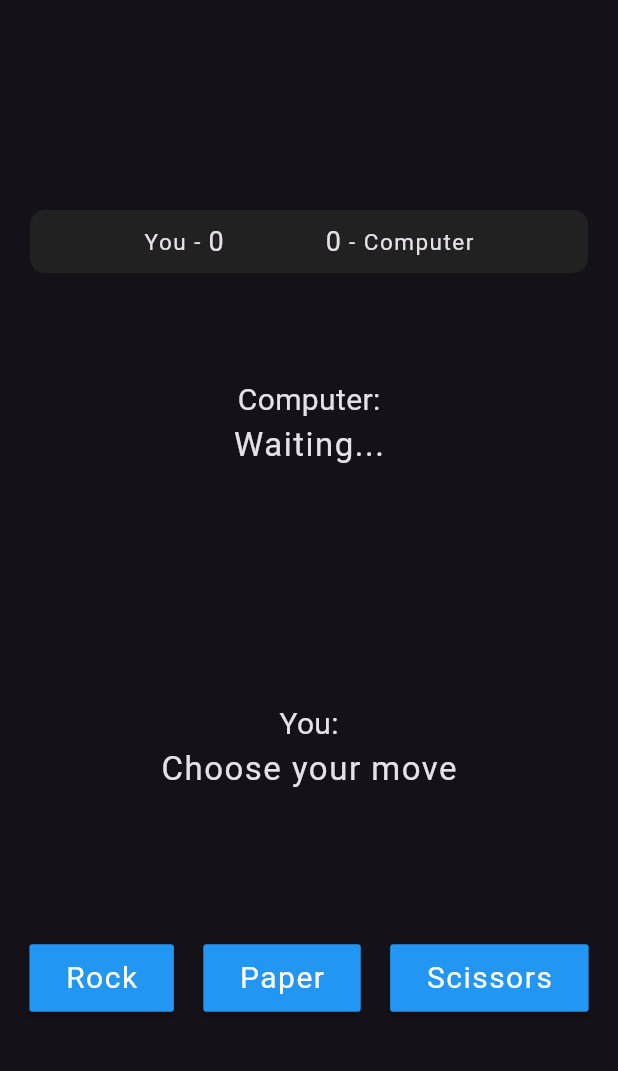
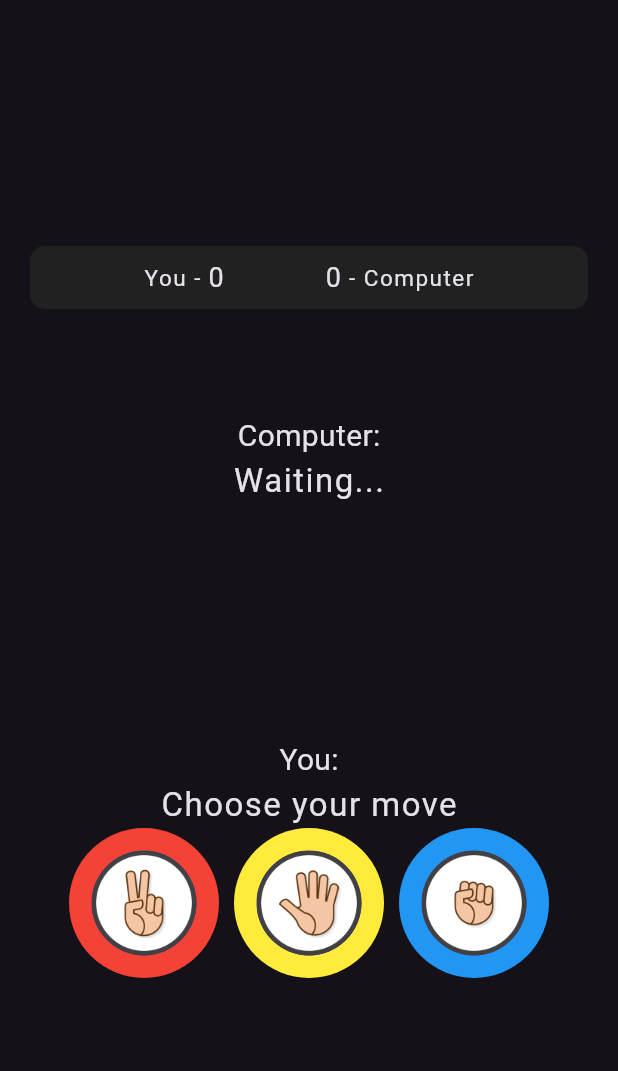
Before and after one commit to Jhay4Julian/rock_paper_scissors, a Flutter app: the screen it shows after launch, on a phone screen of 412 x 824 dp, the part 63-1134 px from its top. Run offline on Flutter 3.47's test engine with Material 2 defaults, Android fonts, the phone set to English and light mode, and no system bars.

Commit message:
implemented new choice button

```diff
--- a/lib/game_page.dart
+++ b/lib/game_page.dart
@@ -1,7 +1,7 @@
 import 'dart:math';
 
 import 'package:flutter/material.dart';
-import 'package:rock_paper_scissors/components/game_button.dart';
+import 'package:rock_paper_scissors/components/choice_button.dart';
 
 class GamePage extends StatefulWidget {
   const GamePage({super.key});
@@ -52,7 +52,7 @@ class _GamePageState extends State<GamePage> {
   void _setScores() {
     setState(() {
       if (_result == 'Tie') {
-        return null;
+        return;
       } else if (_result == 'Computer Win') {
         _computerScore++;
       } else {
@@ -177,22 +177,27 @@ class _GamePageState extends State<GamePage> {
                   style: const TextStyle(fontSize: 22, letterSpacing: 1),
                 ),
 
-                const SizedBox(height: 100),
+                // const SizedBox(height: 100),
                 // User choice buttons
                 Row(
-                  mainAxisAlignment: MainAxisAlignment.spaceEvenly,
+                  mainAxisAlignment: MainAxisAlignment.center,
                   children: [
-                    GameButton(
-                      title: 'Rock',
-                      onTap: () => _makeChoice(Choice.rock),
+                    ChoiceButton(
+                      imagePath: 'assets/images/scissor.png',
+                      color: Colors.red,
+                      onTap: () => _makeChoice(Choice.scissors),
                     ),
-                    GameButton(
-                      title: 'Paper',
+                    const SizedBox(width: 10),
+                    ChoiceButton(
+                      imagePath: 'assets/images/paper.png',
+                      color: Colors.yellow,
                       onTap: () => _makeChoice(Choice.paper),
                     ),
-                    GameButton(
-                      title: 'Scissors',
-                      onTap: () => _makeChoice(Choice.scissors),
+                    const SizedBox(width: 10),
+                    ChoiceButton(
+                      imagePath: 'assets/images/rock.png',
+                      color: Colors.blue,
+                      onTap: () => _makeChoice(Choice.rock),
                     ),
                   ],
                 ),
```
